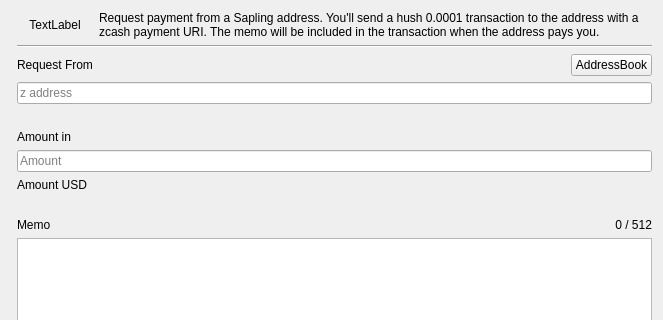
Old version of the form src/requestdialog.ui in the repository adityapk00/zecwallet-lite; both pictures show x 0 to 663 and y 0 to 320 of the 663 by 529 pixel window.
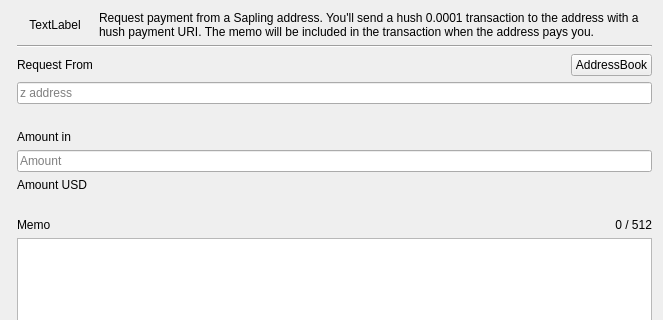
New version of the form. Custom widgets are drawn as their Qt base class.

```diff
--- a/src/requestdialog.ui
+++ b/src/requestdialog.ui
@@ -216,7 +216,7 @@
    <item row="0" column="2" colspan="2">
     <widget class="QLabel" name="lblHeader">
      <property name="text">
-      <string>Request payment from a Sapling address. You'll send a hush 0.0001 transaction to the address with a zcash payment URI. The memo will be included in the transaction when the address pays you.</string>
+      <string>Request payment from a Sapling address. You'll send a hush 0.0001 transaction to the address with a hush payment URI. The memo will be included in the transaction when the address pays you.</string>
      </property>
      <property name="wordWrap">
       <bool>true</bool>
```
